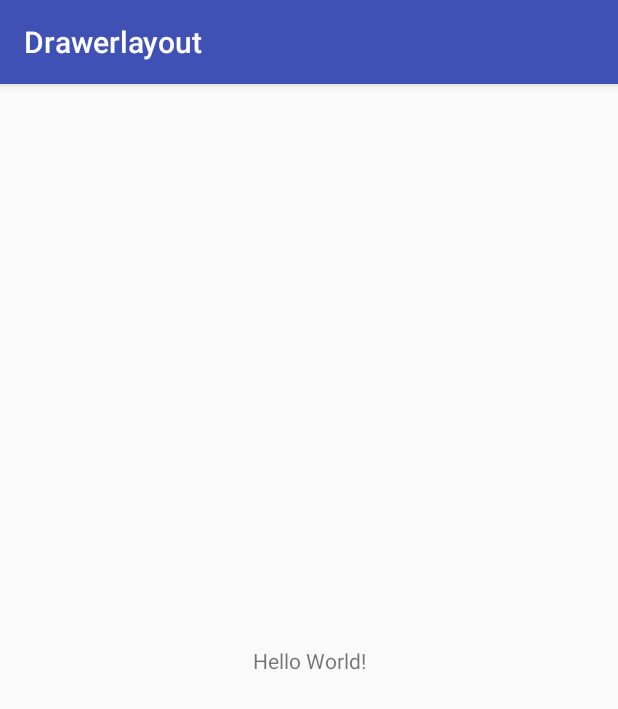
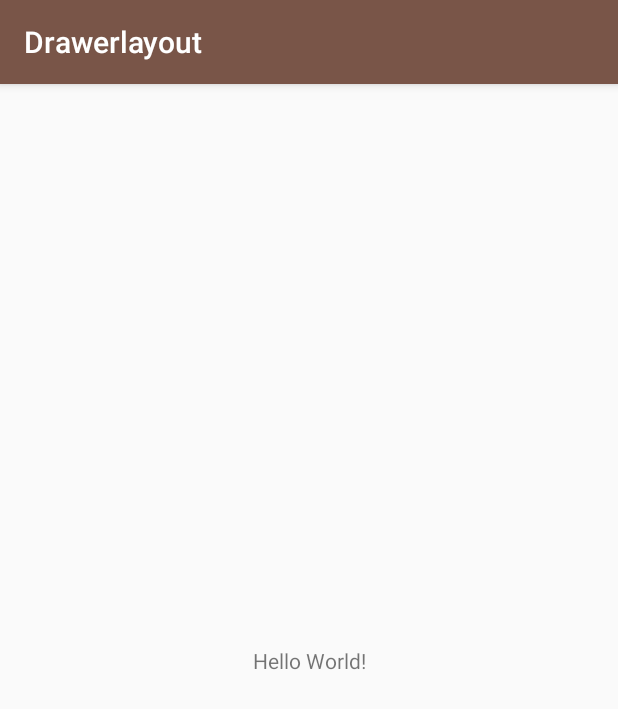
Before and after one commit to phillip-ables/android-first-navigation-drawer, an Android app: the screen it shows after launch (MainActivity), on a phone screen of 412 x 824 dp. Shown: the top 709 px of the screen. Run offline under Robolectric (Android 15) with nearby library versions, the phone set to English and light mode, and no system bars.

Commit message:
update R values color.xml primary and primary dark colors, add white and darkgray colors to resources

```diff
--- a/app/src/main/res/values/colors.xml
+++ b/app/src/main/res/values/colors.xml
@@ -1,6 +1,8 @@
 <?xml version="1.0" encoding="utf-8"?>
 <resources>
-    <color name="colorPrimary">#3F51B5</color>
-    <color name="colorPrimaryDark">#303F9F</color>
+    <color name="colorPrimary">#795548</color>
+    <color name="colorPrimaryDark">#5D4037</color>
+    <color name="white">#FFFFFF</color>
     <color name="colorAccent">#FF4081</color>
+    <color name="darkgray">#6C6C6C</color>
 </resources>
```
